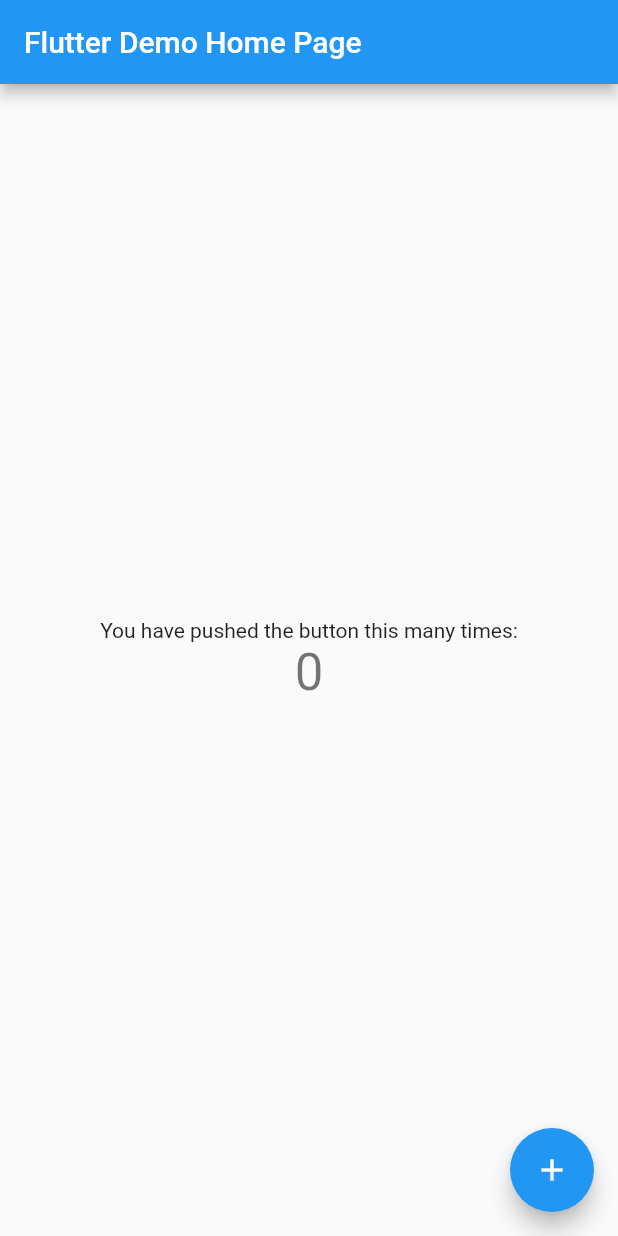
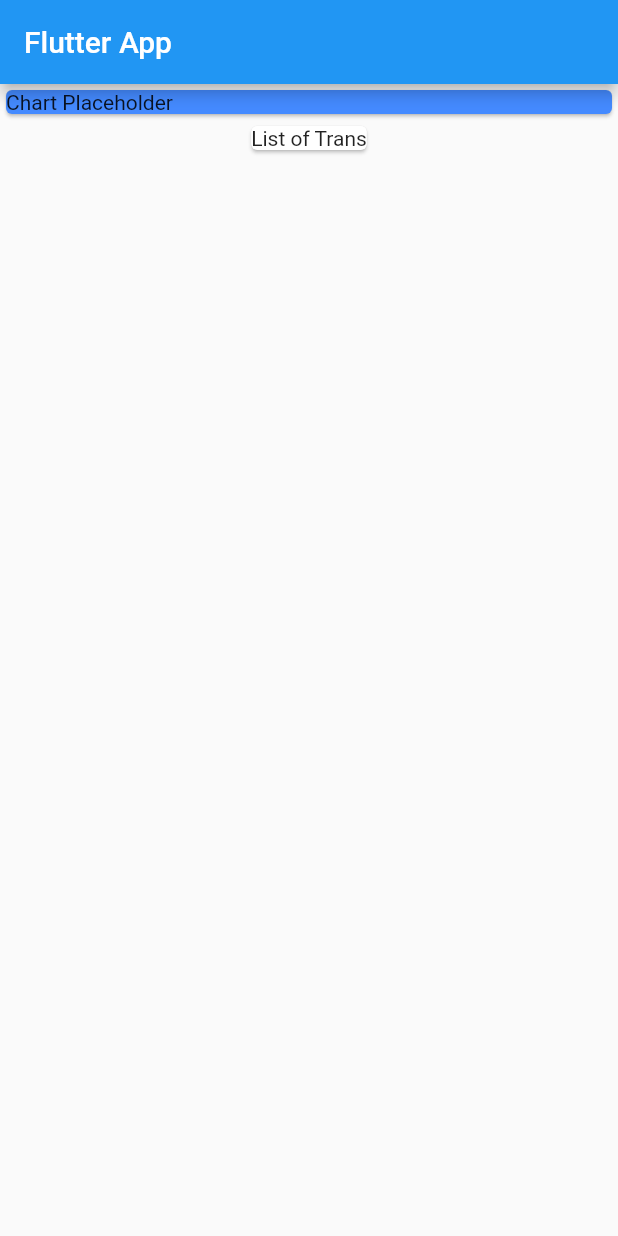
Before and after one commit to PatrickChow0803/Expenses-Tracker, a Flutter app: the screen it shows after launch, on a phone screen of 412 x 824 dp. Run offline on Flutter 3.47's test engine with Material 2 defaults, Android fonts, the phone set to English and light mode, and no system bars.

Commit message:
Refactored starter code and added some placeholder widgets

```diff
--- a/flutter_app/lib/main.dart
+++ b/flutter_app/lib/main.dart
@@ -1,111 +1,14 @@
 import 'package:flutter/material.dart';
+import 'package:flutter_app/screens/home_screen.dart';
 
 void main() => runApp(MyApp());
 
 class MyApp extends StatelessWidget {
-  // This widget is the root of your application.
   @override
   Widget build(BuildContext context) {
     return MaterialApp(
-      title: 'Flutter Demo',
-      theme: ThemeData(
-        // This is the theme of your application.
-        //
-        // Try running your application with "flutter run". You'll see the
-        // application has a blue toolbar. Then, without quitting the app, try
-        // changing the primarySwatch below to Colors.green and then invoke
-        // "hot reload" (press "r" in the console where you ran "flutter run",
-        // or simply save your changes to "hot reload" in a Flutter IDE).
-        // Notice that the counter didn't reset back to zero; the application
-        // is not restarted.
-        primarySwatch: Colors.blue,
-      ),
-      home: MyHomePage(title: 'Flutter Demo Home Page'),
+      title: 'Flutter App',
+      home: HomeScreen(),
     );
   }
 }
-
-class MyHomePage extends StatefulWidget {
-  MyHomePage({Key key, this.title}) : super(key: key);
-
-  // This widget is the home page of your application. It is stateful, meaning
-  // that it has a State object (defined below) that contains fields that affect
-  // how it looks.
-
-  // This class is the configuration for the state. It holds the values (in this
-  // case the title) provided by the parent (in this case the App widget) and
-  // used by the build method of the State. Fields in a Widget subclass are
-  // always marked "final".
-
-  final String title;
-
-  @override
-  _MyHomePageState createState() => _MyHomePageState();
-}
-
-class _MyHomePageState extends State<MyHomePage> {
-  int _counter = 0;
-
-  void _incrementCounter() {
-    setState(() {
-      // This call to setState tells the Flutter framework that something has
-      // changed in this State, which causes it to rerun the build method below
-      // so that the display can reflect the updated values. If we changed
-      // _counter without calling setState(), then the build method would not be
-      // called again, and so nothing would appear to happen.
-      _counter++;
-    });
-  }
-
-  @override
-  Widget build(BuildContext context) {
-    // This method is rerun every time setState is called, for instance as done
-    // by the _incrementCounter method above.
-    //
-    // The Flutter framework has been optimized to make rerunning build methods
-    // fast, so that you can just rebuild anything that needs updating rather
-    // than having to individually change instances of widgets.
-    return Scaffold(
-      appBar: AppBar(
-        // Here we take the value from the MyHomePage object that was created by
-        // the App.build method, and use it to set our appbar title.
-        title: Text(widget.title),
-      ),
-      body: Center(
-        // Center is a layout widget. It takes a single child and positions it
-        // in the middle of the parent.
-        child: Column(
-          // Column is also a layout widget. It takes a list of children and
-          // arranges them vertically. By default, it sizes itself to fit its
-          // children horizontally, and tries to be as tall as its parent.
-          //
-          // Invoke "debug painting" (press "p" in the console, choose the
-          // "Toggle Debug Paint" action from the Flutter Inspector in Android
-          // Studio, or the "Toggle Debug Paint" command in Visual Studio Code)
-          // to see the wireframe for each widget.
-          //
-          // Column has various properties to control how it sizes itself and
-          // how it positions its children. Here we use mainAxisAlignment to
-          // center the children vertically; the main axis here is the vertical
-          // axis because Columns are vertical (the cross axis would be
-          // horizontal).
-          mainAxisAlignment: MainAxisAlignment.center,
-          children: <Widget>[
-            Text(
-              'You have pushed the button this many times:',
-            ),
-            Text(
-              '$_counter',
-              style: Theme.of(context).textTheme.display1,
-            ),
-          ],
-        ),
-      ),
-      floatingActionButton: FloatingActionButton(
-        onPressed: _incrementCounter,
-        tooltip: 'Increment',
-        child: Icon(Icons.add),
-      ), // This trailing comma makes auto-formatting nicer for build methods.
-    );
-  }
-}
--- /dev/null
+++ b/flutter_app/lib/screens/home_screen.dart
@@ -0,0 +1,25 @@
+import 'package:flutter/material.dart';
+
+class HomeScreen extends StatelessWidget {
+  @override
+  Widget build(BuildContext context) {
+    return Scaffold(
+        appBar: AppBar(
+          title: Text('Flutter App'),
+        ),
+        body: Column(
+          children: <Widget>[
+            Container(
+              width: double.infinity,
+              child: Card(
+                color: Colors.blueAccent,
+                child: Text('Chart Placeholder'),
+              ),
+            ),
+            Card(
+              child: Text('List of Trans'),
+            )
+          ],
+        ));
+  }
+}
```
